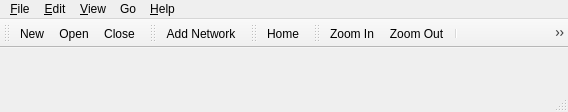
bktruss/qnetaddressbook, file ui/mainwindow.ui: the form before one commit.
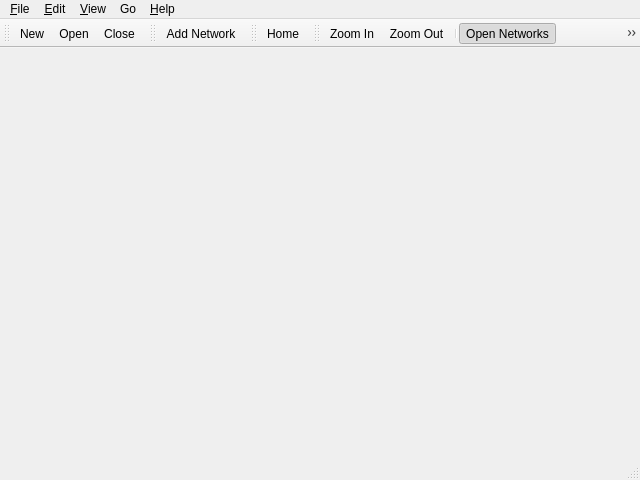
The form after the commit. Icons and pictures are not drawn.

Commit message: Added save/restore support for window geometry and state.

Patch:
```diff
--- a/ui/mainwindow.ui
+++ b/ui/mainwindow.ui
@@ -6,8 +6,8 @@
    <rect>
     <x>0</x>
     <y>0</y>
-    <width>568</width>
-    <height>112</height>
+    <width>640</width>
+    <height>480</height>
    </rect>
   </property>
   <property name="windowTitle" >
@@ -21,8 +21,8 @@
     <rect>
      <x>0</x>
      <y>66</y>
-     <width>568</width>
-     <height>24</height>
+     <width>640</width>
+     <height>392</height>
     </rect>
    </property>
    <layout class="QGridLayout" name="gridLayout" />
@@ -32,7 +32,7 @@
     <rect>
      <x>0</x>
      <y>0</y>
-     <width>568</width>
+     <width>640</width>
      <height>22</height>
     </rect>
    </property>
@@ -107,8 +107,8 @@
    <property name="geometry" >
     <rect>
      <x>0</x>
-     <y>90</y>
-     <width>568</width>
+     <y>458</y>
+     <width>640</width>
      <height>22</height>
     </rect>
    </property>
@@ -180,7 +180,7 @@
     <rect>
      <x>269</x>
      <y>22</y>
-     <width>299</width>
+     <width>371</width>
      <height>44</height>
     </rect>
    </property>
```
The commit also changes 1 other file.
